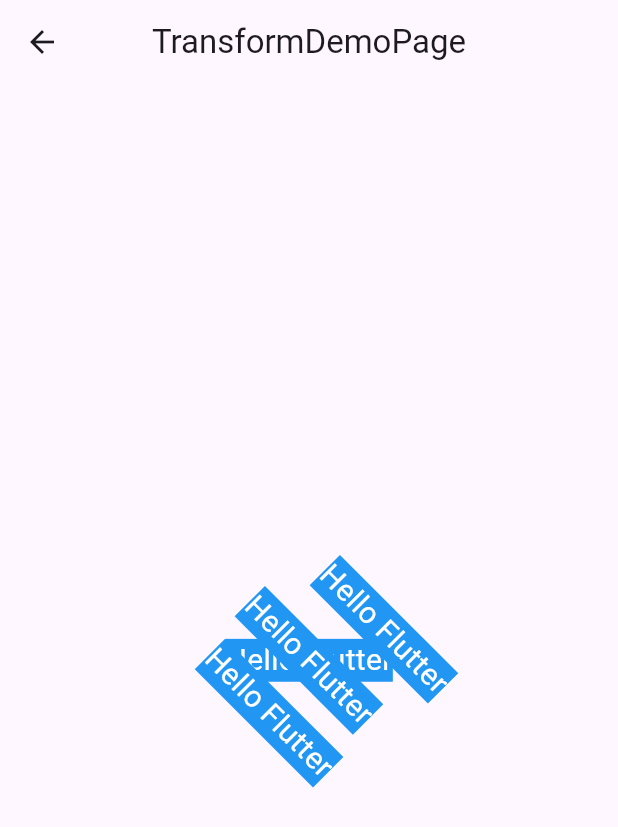
After one commit to ycx211314/codery_app, a Flutter app: the screen it shows after launch, item 2 of the bottom bar chosen, after a tap on "Transform", on a phone screen of 412 x 824 dp. The commit adds this screen. Shown: the top 827 px of the screen. Run offline on Flutter 3.47's test engine with Material 3 defaults, Android fonts, the phone set to English and light mode, and no system bars; our stand-ins replace dio, flutter_screenutil.

Commit message:
✨ feat: add some widgets

```diff
--- a/lib/pages/demo/demo_page.dart
+++ b/lib/pages/demo/demo_page.dart
@@ -1,3 +1,4 @@
+import 'package:codery/pages/sample/clip_r_rect_demo_page.dart';
 import 'package:codery/pages/sample/custome_paint_demo_page.dart';
 import 'package:codery/pages/sample/fade_in_image_page.dart';
 import 'package:codery/pages/sample/fade_transition_demo_page.dart';
@@ -9,6 +10,7 @@ import 'package:codery/pages/sample/sliver_grid_demo_page.dart';
 import 'package:codery/pages/sample/sliver_l_ist_demo_page.dart';
 import 'package:codery/pages/sample/table_page.dart';
 import 'package:codery/pages/sample/tooltip_demo_page.dart';
+import 'package:codery/pages/sample/transform_demo_page.dart';
 import 'package:flutter/material.dart';
 
 class DemoPage extends StatelessWidget {
@@ -108,6 +110,25 @@ class DemoPage extends StatelessWidget {
                 }));
               },
               child: const Text("Hero")),
+
+          //ClipRRectDemoPage
+          FilledButton(
+              onPressed: () {
+                //navigator导航到一个页面
+                Navigator.push(context, MaterialPageRoute(builder: (context) {
+                  return const ClipRRectDemoPage();
+                }));
+              },
+              child: const Text("ClipRRect")),
+          //TransformDemoPage
+          FilledButton(
+              onPressed: () {
+                //navigator导航到一个页面
+                Navigator.push(context, MaterialPageRoute(builder: (context) {
+                  return const TransformDemoPage();
+                }));
+              },
+              child: const Text("Transform")),
         ],
       )),
     );
--- /dev/null
+++ b/lib/pages/sample/transform_demo_page.dart
@@ -0,0 +1,62 @@
+import 'package:flutter/material.dart';
+import 'dart:math' as dartMath;
+
+class TransformDemoPage extends StatelessWidget {
+  const TransformDemoPage({super.key});
+
+  @override
+  Widget build(BuildContext context) {
+    return Scaffold(
+      appBar: AppBar(
+        title: const Text('TransformDemoPage'),
+        centerTitle: true,
+      ),
+      body: Center(
+        child: _myTransformRotate(),
+      ),
+    );
+  }
+
+  _myChild() {
+    return const Text(
+      'Hello Flutter',
+      style: TextStyle(
+        backgroundColor: Colors.blue,
+        fontSize: 20,
+        color: Colors.white,
+      ),
+    );
+  }
+
+  _myTransformRotate() {
+    return Stack(
+      children: [
+        Center(
+          child: _myChild(),
+        ),
+        Center(
+          child: Transform.rotate(
+            angle: dartMath.pi * 0.25,
+            alignment: Alignment.center,
+            child: _myChild(),
+          ),
+        ),
+        Center(
+          child: Transform.rotate(
+            angle: dartMath.pi * 0.25,
+            origin: const Offset(50, 50),
+            alignment: Alignment.center,
+            child: _myChild(),
+          ),
+        ),
+        Center(
+          child: Transform.rotate(
+            angle: dartMath.pi * 0.25,
+            alignment: null,
+            child: _myChild(),
+          ),
+        ),
+      ],
+    );
+  }
+}
```
Also changed, not shown: lib/pages/sample/clip_r_rect_demo_page.dart (added, +50 -0 lines).
